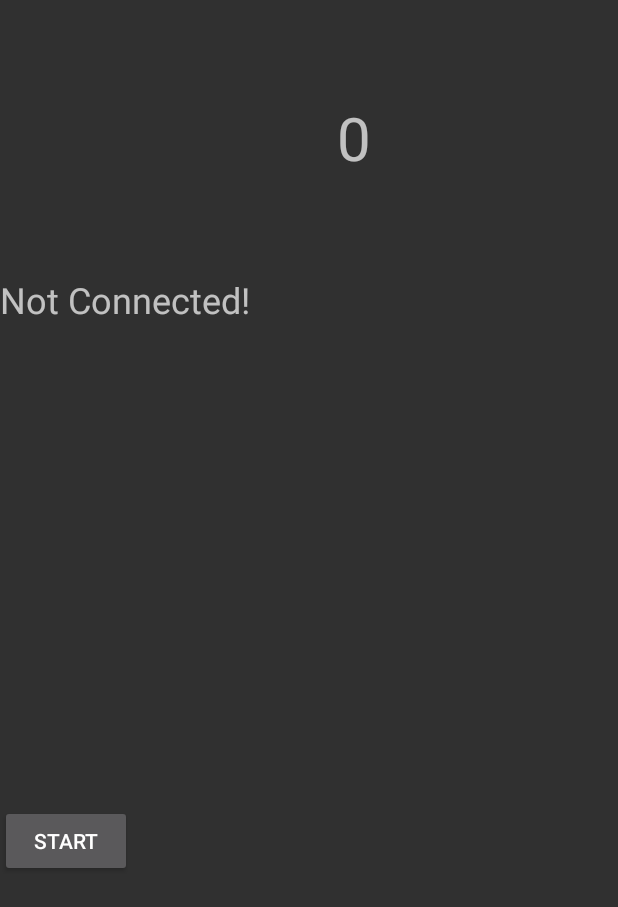
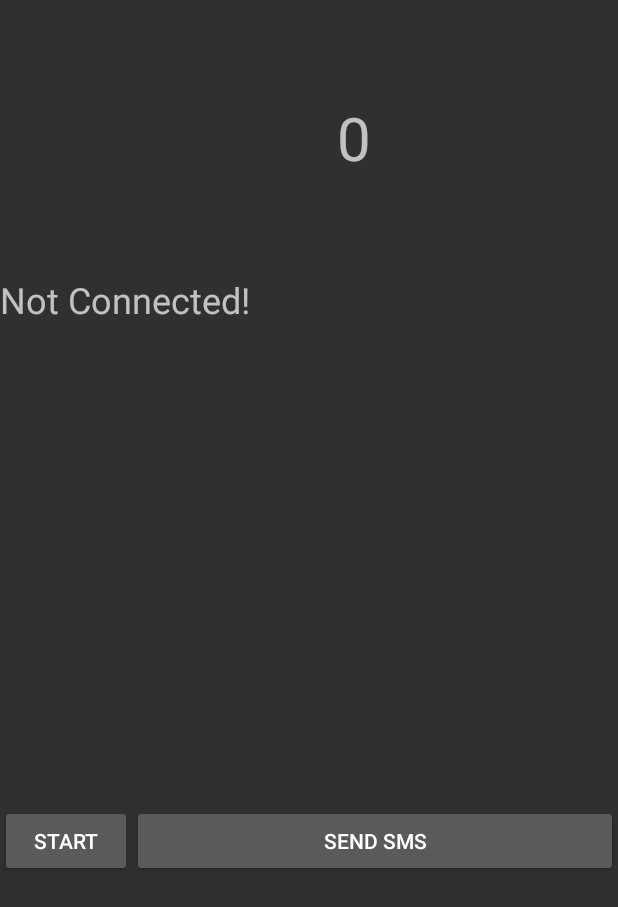
Before and after one commit to shalom2552/FallDetector, an Android app: the layout fragment_terminal.xml on its own in the app's theme, with its tools: preview values and no code run, on a phone screen of 412 x 824 dp. Shown: the top 907 px of the screen. Run offline under Robolectric (Android 15) with nearby library versions, the phone set to English and light mode, and no system bars.

Commit message:
sms function added

```diff
--- a/app/src/main/AndroidManifest.xml
+++ b/app/src/main/AndroidManifest.xml
@@ -5,6 +5,8 @@
     <uses-permission android:name="android.permission.FOREGROUND_SERVICE" />
     <uses-permission android:name="android.permission.BLUETOOTH" />
     <uses-permission android:name="android.permission.BLUETOOTH_ADMIN" />
+    <uses-permission android:name="android.permission.SEND_SMS"/>
+
 
     <application
         android:icon="@mipmap/ic_launcher"
--- a/app/src/main/res/layout/fragment_terminal.xml
+++ b/app/src/main/res/layout/fragment_terminal.xml
@@ -50,6 +50,13 @@
             android:layout_height="wrap_content"
             android:text="start" />
 
+        <Button
+            android:id="@+id/btn_send_sms"
+            android:layout_width="wrap_content"
+            android:layout_height="wrap_content"
+            android:layout_weight="1"
+            android:text="Send SMS" />
+
     </LinearLayout>
 
 
```
Also changed, not shown: app/src/main/java/com/example/tutorial6/TerminalFragment.java (+32 -14 lines), app/src/main/java/com/example/tutorial6/WelcomeActivity.java (+15 -0 lines).
